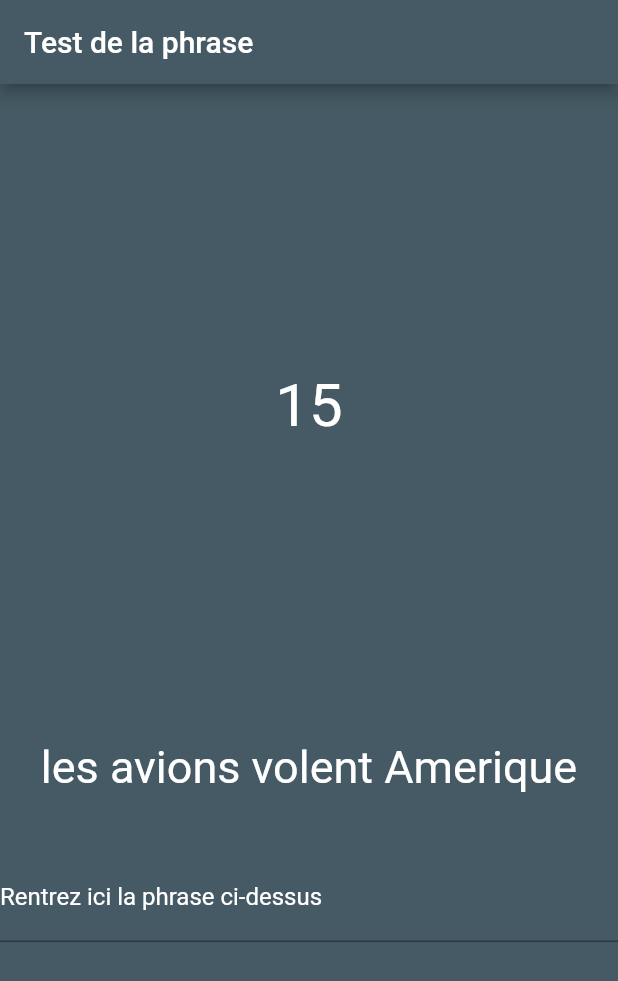
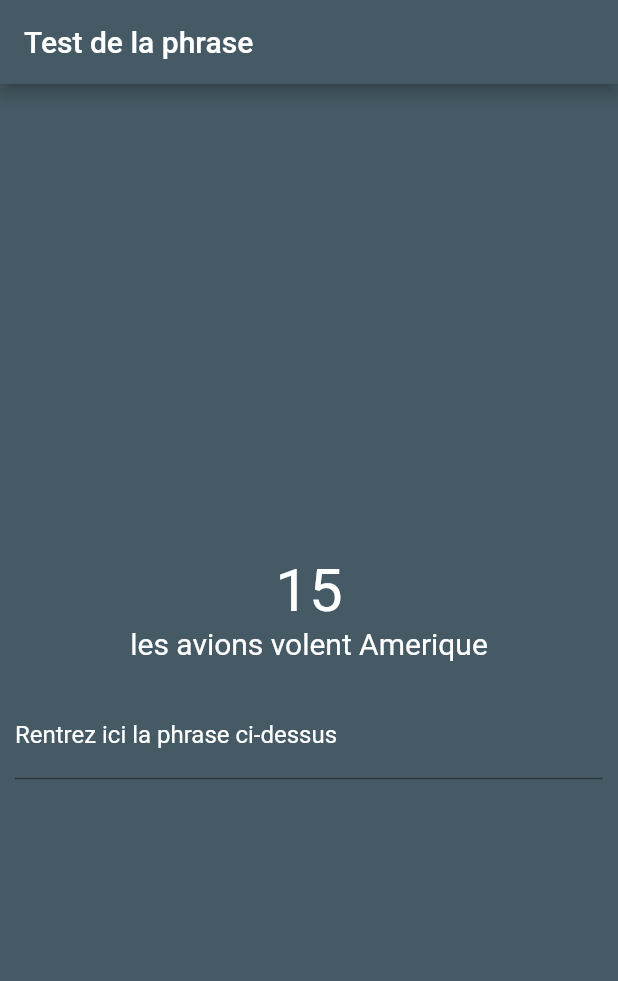
Before and after one commit to CamilleLeRoux/ELIM2019-20, a Flutter app: the Sentence screen opened directly, on a phone screen of 412 x 824 dp. Shown: the top 981 px of the screen. Run offline on Flutter 3.47's test engine with Material 2 defaults, Android fonts, the phone set to English and light mode, and no system bars; our stand-ins replace flutter_datetime_picker, sensors.

```diff
--- a/front/lib/Mouvement/mouvement.dart
+++ b/front/lib/Mouvement/mouvement.dart
@@ -132,7 +132,7 @@ class MouvementFormState extends State<Mouvement>{
           if(widget.counterPage == 3){
             Navigator.push(context,
                 MaterialPageRoute(
-                    builder: (context) => StateQuizz().getNextTest()
+                    builder: (context) => StateQuizz().getNextTest("")
                 )
             );
           }
--- a/front/lib/Sentence/failure.dart
+++ b/front/lib/Sentence/failure.dart
@@ -9,11 +9,12 @@ class Failure extends StatelessWidget {
 
   @override
   Widget build(BuildContext context) {
+    print("ICI");
     return new GestureDetector(
       onTap: (){
         Navigator.push(context,
             MaterialPageRoute(
-                builder: (context) => StateQuizz().getNextTest()
+                builder: (context) => StateQuizz().getNextTest("")
             )
         );
       },
--- a/front/lib/Sentence/sentence.dart
+++ b/front/lib/Sentence/sentence.dart
@@ -48,7 +48,8 @@ class SentenceFormState extends State<Sentence>{
           (Timer timer) => setState(
             () {
           if (_start <= 0) {
-            verif();
+            _timer.cancel();
+            this.verif();
           } else {
             _start = _start - 1;
           }
@@ -69,43 +70,44 @@ class SentenceFormState extends State<Sentence>{
 
   Widget build(BuildContext context) {
 
-    return new WillPopScope(child: Scaffold(
+    return new WillPopScope(
+        child: new Scaffold(
           backgroundColor: PrimaryColor,
-      appBar: AppBar(
-          title: Text("Test de la phrase"),
+          appBar: new AppBar(
+            title: new Text("Test de la phrase"),
             backgroundColor: PrimaryColor,
             automaticallyImplyLeading: false
           ),
 
-      body: Center(
-        child: Column(
-          mainAxisAlignment: MainAxisAlignment.center,
-          children: <Widget>[
-            Container(
-                margin : EdgeInsets.only( bottom: 200.0, top: 25),
+          body: new Center(
+            child: new SingleChildScrollView(
+              child: new Container(
+                margin: EdgeInsets.fromLTRB(10.0, 20.0, 10.0, 10.0),
+                child: new Column(children: <Widget>[
+                  new Container(
                       child: Text("$_start",
                           style: TextStyle(
                               fontSize: 40,
                               color: Colors.white)
                       )
                   ),
-            Text(sentence, style: TextStyle(fontSize: 30, color: Colors.white)),
-            Padding(
-              padding: EdgeInsets.all(20),
+                  new Text(sentence, style: TextStyle(fontSize: 20, color:
+                  Colors.white)),
+                  new Padding(
+                    padding: EdgeInsets.all(10),
                   ),
-            Container(
-              margin : EdgeInsets.only( bottom: 30.0),
-              child: TextFormField(
+                  new Container(
+                    child: new TextFormField(
                       controller: controller,
                       autocorrect: false,
-                decoration: InputDecoration(
+                      decoration: new InputDecoration(
                           labelText: 'Rentrez ici la phrase ci-dessus',
-                    labelStyle: TextStyle(
+                          labelStyle: new TextStyle(
                               color: Colors.white
                           ),
                           hoverColor: Colors.white,
                           fillColor: Colors.white,
-                    focusedBorder: OutlineInputBorder(
+                          focusedBorder: new OutlineInputBorder(
                             borderSide: const BorderSide(color: Colors.white, width: 2.0),
                             borderRadius: BorderRadius.circular(25.0),
                           )
@@ -116,10 +118,14 @@ class SentenceFormState extends State<Sentence>{
                       textInputAction: TextInputAction.go,
                       onTap: startTimer,
                     ),
-            )
+                  ),
+
                   ],
                 ),
               ),
+            ),
+          ),
+
         ), onWillPop: _willPopCallback);
   }
 
@@ -136,14 +142,14 @@ class SentenceFormState extends State<Sentence>{
       _timer.cancel();
       Navigator.push(context,
           MaterialPageRoute(
-              builder: (context) => Success(score: score,)
+              builder: (context) => Success(score: score)
           )
       );
     }else{
       _timer.cancel();
       Navigator.push(context,
           MaterialPageRoute(
-              builder: (context) => Failure(score: score,)
+              builder: (context) => Failure(score: score)
           )
       );
     }
--- a/front/lib/Sentence/succes.dart
+++ b/front/lib/Sentence/succes.dart
@@ -9,12 +9,12 @@ class Success extends StatelessWidget {
 
   @override
   Widget build(BuildContext context) {
-
+    print("ICI2");
     return new GestureDetector(
       onTap: (){
         Navigator.push(context,
             MaterialPageRoute(
-                builder: (context) => StateQuizz().getNextTest()
+                builder: (context) => StateQuizz().getNextTest("")
             )
         );
       },
--- a/front/lib/main.dart
+++ b/front/lib/main.dart
@@ -82,7 +82,7 @@ class _MyHomePageState extends State<MyHomePage> {
               onPressed: () {
                 Navigator.push(context,
                     MaterialPageRoute(
-                        builder: (context) => StateQuizz().getNextTest()
+                        builder: (context) => StateQuizz().getNextTest("main")
                     )
                 );
               },
```
Also changed, not shown: front/lib/stateQuizz.dart (+20 -5 lines). Lines whose indentation alone changed are shown as unchanged.
